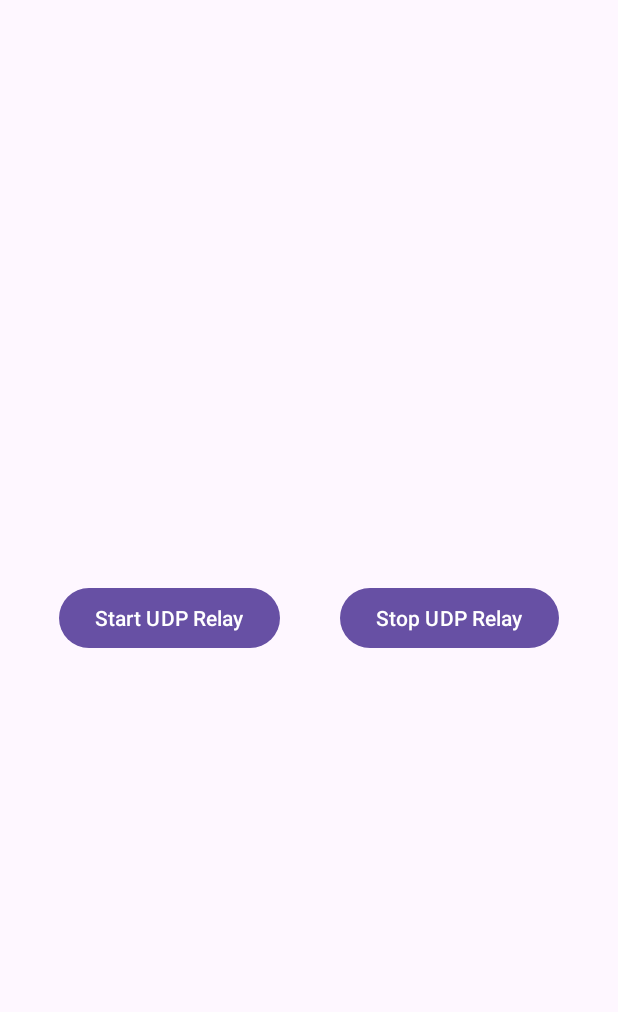
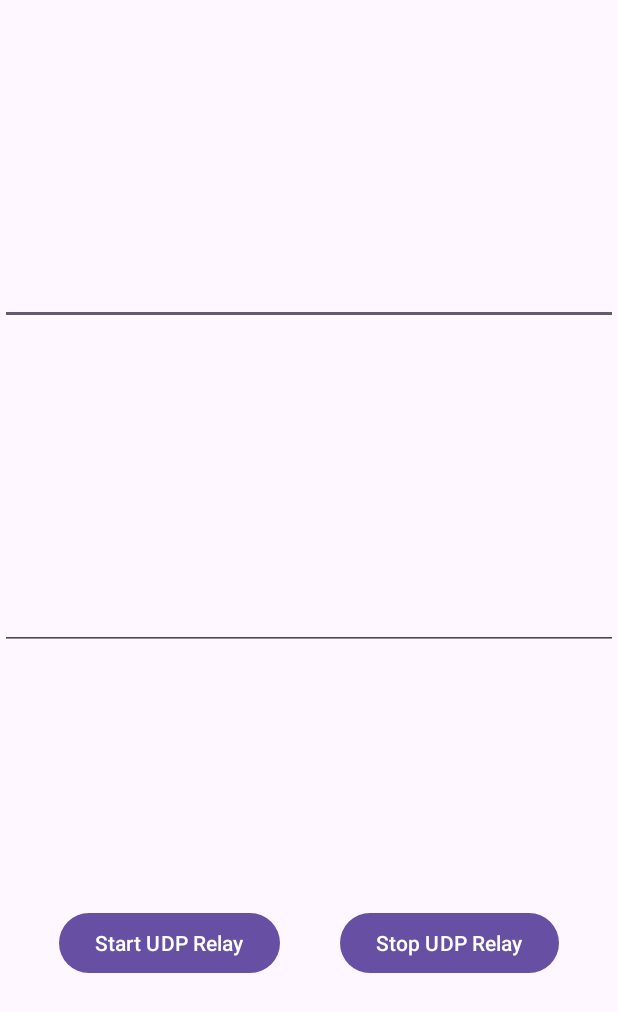
Before and after one commit to yymin1022/Android_UDP_Relay, an Android app: the screen it shows after launch (MainActivity), on a phone screen of 412 x 824 dp. Shown: the top 1012 px of the screen. Run offline under Robolectric (Android 15) with nearby library versions, the phone set to English and light mode, and no system bars.

Commit message:
Update Main Layout : Added EditText for IP/Port Input

```diff
--- a/app/src/main/res/layout/activity_main.xml
+++ b/app/src/main/res/layout/activity_main.xml
@@ -7,6 +7,24 @@
     android:layout_height="match_parent"
     tools:context=".MainActivity">
 
+    <EditText
+        android:layout_width="match_parent"
+        android:layout_height="wrap_content"
+        android:id="@+id/main_input_ip"
+        app:layout_constraintBottom_toTopOf="@id/main_input_port"
+        app:layout_constraintEnd_toEndOf="parent"
+        app:layout_constraintStart_toStartOf="parent"
+        app:layout_constraintTop_toTopOf="parent" />
+
+    <EditText
+        android:layout_width="match_parent"
+        android:layout_height="wrap_content"
+        android:id="@+id/main_input_port"
+        app:layout_constraintBottom_toTopOf="@id/main_btn_start"
+        app:layout_constraintEnd_toEndOf="parent"
+        app:layout_constraintStart_toStartOf="parent"
+        app:layout_constraintTop_toBottomOf="@id/main_input_ip" />
+
     <Button
         android:layout_width="wrap_content"
         android:layout_height="wrap_content"
@@ -15,7 +33,7 @@
         app:layout_constraintBottom_toBottomOf="parent"
         app:layout_constraintEnd_toStartOf="@id/main_btn_stop"
         app:layout_constraintStart_toStartOf="parent"
-        app:layout_constraintTop_toTopOf="parent" />
+        app:layout_constraintTop_toBottomOf="@id/main_input_port" />
 
     <Button
         android:layout_width="wrap_content"
@@ -25,6 +43,6 @@
         app:layout_constraintBottom_toBottomOf="parent"
         app:layout_constraintEnd_toEndOf="parent"
         app:layout_constraintStart_toEndOf="@id/main_btn_start"
-        app:layout_constraintTop_toTopOf="parent" />
+        app:layout_constraintTop_toBottomOf="@id/main_input_port" />
 
 </androidx.constraintlayout.widget.ConstraintLayout>
```
